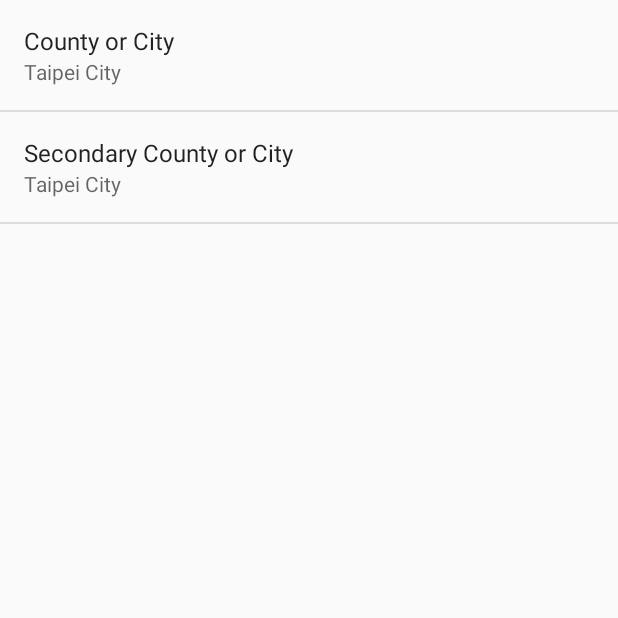
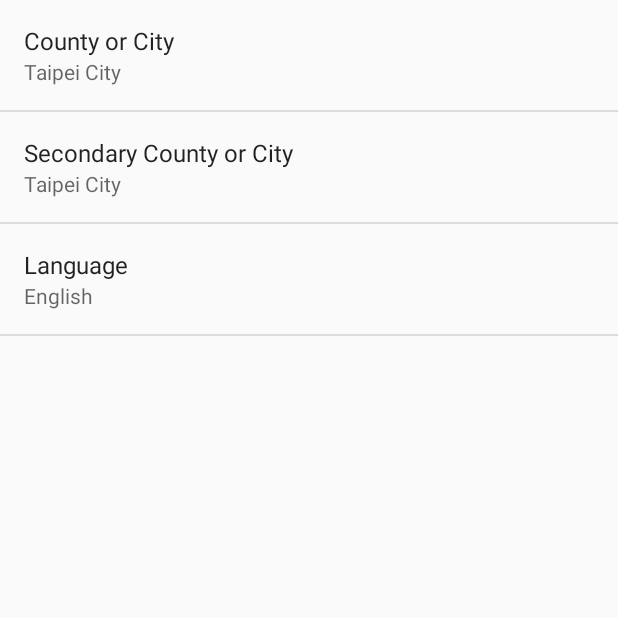
Before and after one commit to popnfresh234/canibreathe, an Android app: the SettingsActivity screen opened directly, with no data from a screen before it, on a phone screen of 412 x 824 dp, the top half of it. Run offline under Robolectric (Android 15) with nearby library versions, the phone set to English and light mode, and no system bars.

Commit message:
feat: start eng/zh translation

```diff
--- a/app/src/main/res/values/arrays.xml
+++ b/app/src/main/res/values/arrays.xml
@@ -1,52 +1,62 @@
 <?xml version="1.0" encoding="utf-8"?>
 <resources>
     <string-array name="pref_county_options">
-        <item>@string/pref_county_label_yilan_county</item>
+        <item>@string/pref_county_label_changhua_county</item>
+        <item>@string/pref_county_label_chiayi_city</item>
+        <item>@string/pref_county_label_chiayi_county</item>
+        <item>@string/pref_county_label_hsinchu_city</item>
+        <item>@string/pref_county_label_hsinchu_county</item>
         <item>@string/pref_county_label_hualian_county</item>
         <item>@string/pref_county_label_jinmen_county</item>
-        <item>@string/pref_county_label_nantou_county</item>
-        <item>@string/pref_county_label_pingdong_county</item>
-        <item>@string/pref_county_label_miaoli_county</item>
-        <item>@string/pref_county_label_taouyuan_city</item>
         <item>@string/pref_county_label_kaohsiung_city</item>
         <item>@string/pref_county_label_keelung_city</item>
         <item>@string/pref_county_label_lianjiang_county</item>
-        <item>@string/pref_county_label_yunlin_county</item>
+        <item>@string/pref_county_label_miaoli_county</item>
+        <item>@string/pref_county_label_nantou_county</item>
         <item>@string/pref_county_label_newtaipei_city</item>
-        <item>@string/pref_county_label_hsinchu_city</item>
-        <item>@string/pref_county_label_hsinchu_county</item>
-        <item>@string/pref_county_label_chiayi_city</item>
-        <item>@string/pref_county_label_chiayi_county</item>
-        <item>@string/pref_county_label_changhua_county</item>
+        <item>@string/pref_county_label_penghu_county</item>
+        <item>@string/pref_county_label_pingdong_county</item>
         <item>@string/pref_county_label_taichung_city</item>
-        <item>@string/pref_county_label_taipei_city</item>
         <item>@string/pref_county_label_taidong_county</item>
         <item>@string/pref_county_label_tainan_city</item>
-        <item>@string/pref_county_label_penghu_county</item>
+        <item>@string/pref_county_label_taipei_city</item>
+        <item>@string/pref_county_label_taouyuan_city</item>
+        <item>@string/pref_county_label_yilan_county</item>
+        <item>@string/pref_county_label_yunlin_county</item>
     </string-array>
 
     <string-array name="pref_county_values">
-            <item>@string/pref_county_yilan_county</item>
+        <item>@string/pref_county_changhua_county</item>
+        <item>@string/pref_county_chiayi_city</item>
+        <item>@string/pref_county_chiayi_county</item>
+        <item>@string/pref_county_hsinchu_city</item>
+        <item>@string/pref_county_hsinchu_county</item>
         <item>@string/pref_county_hualian_county</item>
         <item>@string/pref_county_jinmen_county</item>
-            <item>@string/pref_county_nantou_county</item>
-            <item>@string/pref_county_pingdong_county</item>
-            <item>@string/pref_county_miaoli_county</item>
-            <item>@string/pref_county_taouyuan_city</item>
         <item>@string/pref_county_kaohsiung_city</item>
         <item>@string/pref_county_keelung_city</item>
         <item>@string/pref_county_lianjiang_county</item>
-            <item>@string/pref_county_yunlin_county</item>
+        <item>@string/pref_county_miaoli_county</item>
+        <item>@string/pref_county_nantou_county</item>
         <item>@string/pref_county_newtaipei_city</item>
-            <item>@string/pref_county_hsinchu_city</item>
-            <item>@string/pref_county_hsinchu_county</item>
-            <item>@string/pref_county_chiayi_city</item>
-            <item>@string/pref_county_chiayi_county</item>
-            <item>@string/pref_county_changhua_county</item>
+        <item>@string/pref_county_penghu_county</item>
+        <item>@string/pref_county_pingdong_county</item>
         <item>@string/pref_county_taichung_city</item>
-            <item>@string/pref_county_taipei_city</item>
         <item>@string/pref_county_taidong_county</item>
         <item>@string/pref_county_tainan_city</item>
-            <item>@string/pref_county_penghu_county</item>
+        <item>@string/pref_county_taipei_city</item>
+        <item>@string/pref_county_taouyuan_city</item>
+        <item>@string/pref_county_yilan_county</item>
+        <item>@string/pref_county_yunlin_county</item>
+    </string-array>
+
+    <string-array name="pref_language_options">
+        <item>@string/pref_language_label_eng</item>
+        <item>@string/pref_language_label_zh</item>
+    </string-array>
+
+    <string-array name="pref_language_values">
+        <item>@string/pref_language_eng</item>
+        <item>@string/pref_language_zh</item>
     </string-array>
 </resources>
--- a/app/src/main/res/values/strings.xml
+++ b/app/src/main/res/values/strings.xml
@@ -28,52 +28,61 @@
     <string name="pref_county_label" translatable="false">County or City</string>
     <string name="pref_key_secondary_county" translatable="false">secondary_county</string>
     <string name="pref_secondary_county_label" translatable="false">Secondary County or City</string>
+    <string name="pref_key_language" translatable="false">language</string>
+    <string name="pref_language_label">Language</string>
 
-    <string name="pref_county_label_yilan_county">YiLan County</string>
+    <string name="pref_county_label_changhua_county">Changua County</string>
+    <string name="pref_county_label_chiayi_city">Chiayi City</string>
+    <string name="pref_county_label_chiayi_county">Chiayi County</string>
+    <string name="pref_county_label_hsinchu_city">Hsinchu City</string>
+    <string name="pref_county_label_hsinchu_county">Hsinchu County</string>
     <string name="pref_county_label_hualian_county">HuaLian County</string>
     <string name="pref_county_label_jinmen_county">JinMen County</string>
-    <string name="pref_county_label_nantou_county">NanTou County</string>
-    <string name="pref_county_label_pingdong_county">PingDong County</string>
-    <string name="pref_county_label_miaoli_county">MiaoLi County</string>
-    <string name="pref_county_label_taouyuan_city">TaoYuan City</string>
     <string name="pref_county_label_kaohsiung_city">Kaohsiung City</string>
     <string name="pref_county_label_keelung_city">Keelung City</string>
     <string name="pref_county_label_lianjiang_county">LianJiang County</string>
-    <string name="pref_county_label_yunlin_county">Yunlin County</string>
+    <string name="pref_county_label_miaoli_county">MiaoLi County</string>
+    <string name="pref_county_label_nantou_county">NanTou County</string>
     <string name="pref_county_label_newtaipei_city">New Taipei City</string>
-    <string name="pref_county_label_hsinchu_city">Hsinchu City</string>
-    <string name="pref_county_label_hsinchu_county">Hsinchu County</string>
-    <string name="pref_county_label_chiayi_city">Chiayi City</string>
-    <string name="pref_county_label_chiayi_county">Chiayi County</string>
-    <string name="pref_county_label_changhua_county">Changua County</string>
+    <string name="pref_county_label_penghu_county">Penghu County</string>
+    <string name="pref_county_label_pingdong_county">PingDong County</string>
     <string name="pref_county_label_taichung_city">Taichung City</string>
-    <string name="pref_county_label_taipei_city">Taipei City</string>
     <string name="pref_county_label_taidong_county">Taidong County</string>
     <string name="pref_county_label_tainan_city">Tainan City</string>
-    <string name="pref_county_label_penghu_county">Penghu County</string>
+    <string name="pref_county_label_taipei_city">Taipei City</string>
+    <string name="pref_county_label_taouyuan_city">TaoYuan City</string>
+    <string name="pref_county_label_yilan_county">YiLan County</string>
+    <string name="pref_county_label_yunlin_county">Yunlin County</string>
 
-    <string name="pref_county_yilan_county">宜蘭縣</string>
-    <string name="pref_county_hualian_county">花蓮縣</string>
-    <string name="pref_county_jinmen_county">金門縣</string>
-    <string name="pref_county_nantou_county">南投縣</string>
-    <string name="pref_county_pingdong_county">屏東縣</string>
-    <string name="pref_county_miaoli_county">苗栗縣</string>
-    <string name="pref_county_taouyuan_city">桃園市</string>
-    <string name="pref_county_kaohsiung_city">高雄市</string>
-    <string name="pref_county_keelung_city">基隆市</string>
-    <string name="pref_county_lianjiang_county">連江縣</string>
-    <string name="pref_county_yunlin_county">雲林縣</string>
-    <string name="pref_county_newtaipei_city">新北市</string>
-    <string name="pref_county_hsinchu_city">新竹市</string>
-    <string name="pref_county_hsinchu_county">新竹縣</string>
-    <string name="pref_county_chiayi_city">嘉義市</string>
-    <string name="pref_county_chiayi_county">嘉義縣</string>
-    <string name="pref_county_changhua_county">彰化縣</string>
-    <string name="pref_county_taichung_city">臺中市</string>
-    <string name="pref_county_taipei_city">臺北市</string>
-    <string name="pref_county_taidong_county">臺東縣</string>
-    <string name="pref_county_tainan_city">臺南市</string>
-    <string name="pref_county_penghu_county">澎湖縣</string>
+
+    <string name="pref_county_changhua_county" translatable="false">彰化縣</string>
+    <string name="pref_county_chiayi_city" translatable="false">嘉義市</string>
+    <string name="pref_county_chiayi_county" translatable="false">嘉義縣</string>
+    <string name="pref_county_hsinchu_city" translatable="false">新竹市</string>
+    <string name="pref_county_hsinchu_county" translatable="false">新竹縣</string>
+    <string name="pref_county_hualian_county" translatable="false">花蓮縣</string>
+    <string name="pref_county_jinmen_county" translatable="false">金門縣</string>
+    <string name="pref_county_kaohsiung_city" translatable="false">高雄市</string>
+    <string name="pref_county_keelung_city" translatable="false">基隆市</string>
+    <string name="pref_county_lianjiang_county" translatable="false">連江縣</string>
+    <string name="pref_county_miaoli_county" translatable="false">苗栗縣</string>
+    <string name="pref_county_nantou_county" translatable="false">南投縣</string>
+    <string name="pref_county_newtaipei_city" translatable="false">新北市</string>
+    <string name="pref_county_penghu_county" translatable="false">澎湖縣</string>
+    <string name="pref_county_pingdong_county" translatable="false">屏東縣</string>
+    <string name="pref_county_taichung_city" translatable="false">臺中市</string>
+    <string name="pref_county_taidong_county" translatable="false">臺東縣</string>
+    <string name="pref_county_tainan_city" translatable="false">臺南市</string>
+    <string name="pref_county_taipei_city" translatable="false">臺北市</string>
+    <string name="pref_county_taouyuan_city" translatable="false">桃園市</string>
+    <string name="pref_county_yilan_county" translatable="false">宜蘭縣</string>
+    <string name="pref_county_yunlin_county" translatable="false">雲林縣</string>
+
+    <string name="pref_language_label_eng">English</string>
+    <string name="pref_language_label_zh">Chinese</string>
+
+    <string name="pref_language_eng">eng</string>
+    <string name="pref_language_zh">zh</string>
 
     <string-array name="tab_titles">
         <item>Primary County</item>
--- a/app/src/main/res/xml/pref_general.xml
+++ b/app/src/main/res/xml/pref_general.xml
@@ -15,4 +15,12 @@
         android:entryValues="@array/pref_county_values"
         android:key="@string/pref_key_secondary_county"
         android:title="@string/pref_secondary_county_label" />
+
+    <ListPreference
+        android:defaultValue="@string/pref_language_eng"
+        android:entries="@array/pref_language_options"
+        android:entryValues="@array/pref_language_values"
+        android:key="@string/pref_key_language"
+        android:title="@string/pref_language_label"
+        />
 </PreferenceScreen>
```
Also changed, not shown: app/src/main/java/com/dmtaiwan/alexander/canibreathe/Models/AQStation.java (+11 -0 lines), app/src/main/java/com/dmtaiwan/alexander/canibreathe/Presenters/MainPresenterImpl.java (+11 -0 lines), app/src/main/java/com/dmtaiwan/alexander/canibreathe/Utilities/AQStationAdapter.java (+13 -1 lines), app/src/main/java/com/dmtaiwan/alexander/canibreathe/Views/MainActivity.java (+10 -2 lines), app/src/main/java/com/dmtaiwan/alexander/canibreathe/Views/SettingsActivity.java (+10 -0 lines). Lines whose indentation alone changed are shown as unchanged.
